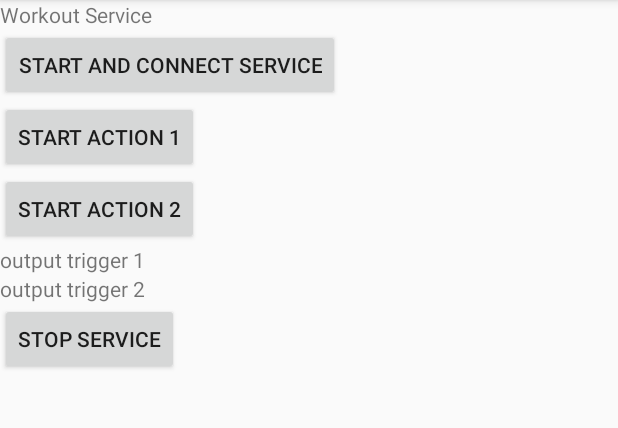
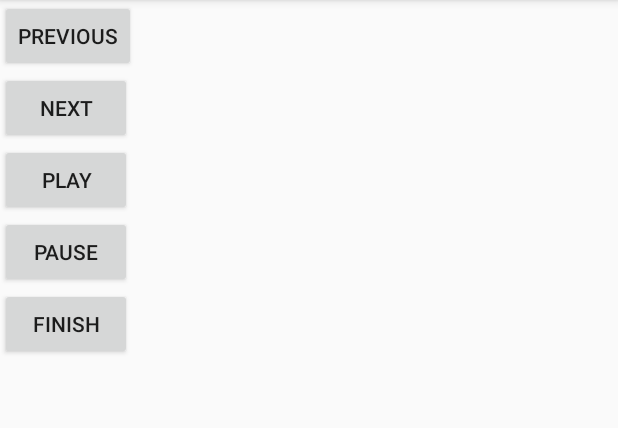
Before and after one commit to ChannVincent/SportChallenge, an Android app: the screen it shows after launch (WorkoutServiceActivity before the commit, MainActivity after it), on a phone screen of 412 x 824 dp, the part 84-512 px from its top. Run offline under Robolectric (Android 15) with nearby library versions, the phone set to English and light mode, and no system bars; 1 statement that could not run was skipped.

Commit message:
SC-03 : développement du workout service : initialisation

```diff
--- a/app/src/main/AndroidManifest.xml
+++ b/app/src/main/AndroidManifest.xml
@@ -9,7 +9,7 @@
         android:supportsRtl="true"
         android:theme="@style/AppTheme">
 
-        <activity android:name=".service.WorkoutServiceActivity">
+        <activity android:name=".activity.MainActivity">
             <intent-filter>
                 <action android:name="android.intent.action.MAIN" />
                 <category android:name="android.intent.category.LAUNCHER" />
@@ -17,8 +17,7 @@
         </activity>
 
         <service android:name=".service.WorkoutService"/>
-
-        <receiver android:name=".service.Constants$NotificationButtonHandler"/>
+        <receiver android:name=".service.NotificationConstants$NotificationReceiver"/>
 
     </application>
 
--- /dev/null
+++ b/app/src/main/java/chann/vincent/sportchallenge/activity/MainActivity.java
@@ -0,0 +1,108 @@
+package chann.vincent.sportchallenge.activity;
+import android.content.ComponentName;
+import android.content.Context;
+import android.content.Intent;
+import android.content.ServiceConnection;
+import android.os.Bundle;
+import android.os.IBinder;
+import android.support.v7.app.AppCompatActivity;
+import android.view.View;
+import android.widget.Toast;
+
+import chann.vincent.sportchallenge.R;
+import chann.vincent.sportchallenge.service.NotificationConstants;
+import chann.vincent.sportchallenge.service.WorkoutService;
+import chann.vincent.sportchallenge.service.WorkoutServiceListener;
+
+public class MainActivity extends AppCompatActivity {
+
+    private String TAG = "MainActivity";
+    protected Intent intentWorkoutService = null;
+    protected MainActivity getActivity() { return this; }
+
+    @Override
+    protected void onCreate(Bundle savedInstanceState) {
+        super.onCreate(savedInstanceState);
+        setContentView(R.layout.activity_workout);
+        startAndConnectToWorkoutService();
+    }
+
+    /*
+    Start and bind to Workout Service
+     */
+    public void startAndConnectToWorkoutService() {
+        Toast.makeText(this, "Start service", Toast.LENGTH_SHORT).show();
+        intentWorkoutService = new Intent(this, WorkoutService.class);
+        intentWorkoutService.setAction(NotificationConstants.ACTION.START_FOREGROUND);
+        startService(intentWorkoutService);
+        bindService(intentWorkoutService, new ServiceConnection() {
+            @Override
+            public void onServiceConnected(ComponentName componentName, IBinder iBinder) {
+                WorkoutService.WorkoutBinder workoutBinder = (WorkoutService.WorkoutBinder) iBinder;
+                WorkoutService workoutService = workoutBinder.getService();
+
+                if (workoutService != null) {
+                    workoutService.setListener(new WorkoutServiceListener() {
+                        @Override
+                        public void play() {
+                            Toast.makeText(getActivity(), "play", Toast.LENGTH_SHORT).show();
+                        }
+
+                        @Override
+                        public void pause() {
+                            Toast.makeText(getActivity(), "pause", Toast.LENGTH_SHORT).show();
+                        }
+
+                        @Override
+                        public void next() {
+                            Toast.makeText(getActivity(), "next", Toast.LENGTH_SHORT).show();
+                        }
+
+                        @Override
+                        public void previous() {
+                            Toast.makeText(getActivity(), "previous", Toast.LENGTH_SHORT).show();
+                        }
+                    });
+                }
+            }
+
+            @Override
+            public void onServiceDisconnected(ComponentName componentName) {
+
+            }
+        }, Context.BIND_AUTO_CREATE);
+    }
+
+    /*
+    Actions
+     */
+    public void startActionPlay(View view) {
+        intentWorkoutService = new Intent(this, WorkoutService.class);
+        intentWorkoutService.setAction(NotificationConstants.ACTION.PLAY);
+        startService(intentWorkoutService);
+    }
+
+    public void startActionPause(View view) {
+        intentWorkoutService = new Intent(this, WorkoutService.class);
+        intentWorkoutService.setAction(NotificationConstants.ACTION.PAUSE);
+        startService(intentWorkoutService);
+    }
+
+    public void startActionNext(View view) {
+        intentWorkoutService = new Intent(this, WorkoutService.class);
+        intentWorkoutService.setAction(NotificationConstants.ACTION.NEXT);
+        startService(intentWorkoutService);
+    }
+
+    public void startActionPrevious(View view) {
+        intentWorkoutService = new Intent(this, WorkoutService.class);
+        intentWorkoutService.setAction(NotificationConstants.ACTION.PREVIOUS);
+        startService(intentWorkoutService);
+    }
+
+    public void startActionFinish(View view) {
+        intentWorkoutService = new Intent(this, WorkoutService.class);
+        intentWorkoutService.setAction(NotificationConstants.ACTION.STOP_FOREGROUND);
+        startService(intentWorkoutService);
+    }
+}
--- a/app/src/main/java/chann/vincent/sportchallenge/service/WorkoutServiceListener.java
+++ b/app/src/main/java/chann/vincent/sportchallenge/service/WorkoutServiceListener.java
@@ -1,11 +1,14 @@
 package chann.vincent.sportchallenge.service;
 
 /**
- * Created by vincentchann on 04/02/2017.
+ * Created by vincentchann on 12/02/2017.
  */
 
 public interface WorkoutServiceListener {
 
-    public void triggerAction1(String message);
-    public void triggerAction2(String message);
+    public void play();
+    public void pause();
+    public void next();
+    public void previous();
+
 }
--- /dev/null
+++ b/app/src/main/res/layout/activity_workout.xml
@@ -0,0 +1,42 @@
+<?xml version="1.0" encoding="utf-8"?>
+<LinearLayout xmlns:android="http://schemas.android.com/apk/res/android"
+    android:layout_width="match_parent"
+    android:layout_height="match_parent"
+    android:orientation="vertical">
+
+    <Button
+        android:id="@+id/action_previous"
+        android:text="previous"
+        android:onClick="startActionPrevious"
+        android:layout_width="wrap_content"
+        android:layout_height="wrap_content"/>
+
+    <Button
+        android:id="@+id/action_next"
+        android:text="next"
+        android:onClick="startActionNext"
+        android:layout_width="wrap_content"
+        android:layout_height="wrap_content"/>
+
+    <Button
+        android:id="@+id/action_play"
+        android:text="play"
+        android:onClick="startActionPlay"
+        android:layout_width="wrap_content"
+        android:layout_height="wrap_content"/>
+
+    <Button
+        android:id="@+id/action_pause"
+        android:text="pause"
+        android:onClick="startActionPause"
+        android:layout_width="wrap_content"
+        android:layout_height="wrap_content"/>
+
+    <Button
+        android:id="@+id/action_finish"
+        android:text="finish"
+        android:onClick="startActionFinish"
+        android:layout_width="wrap_content"
+        android:layout_height="wrap_content"/>
+
+</LinearLayout>
--- a/app/src/main/res/layout/activity_workout_service.xml
+++ /dev/null
@@ -1,48 +0,0 @@
-<?xml version="1.0" encoding="utf-8"?>
-<LinearLayout xmlns:android="http://schemas.android.com/apk/res/android"
-    android:layout_width="match_parent"
-    android:layout_height="match_parent"
-    android:orientation="vertical">
-
-    <TextView
-        android:layout_width="wrap_content"
-        android:layout_height="wrap_content"
-        android:text="Workout Service" />
-
-    <Button
-        android:text="START AND CONNECT SERVICE"
-        android:layout_width="wrap_content"
-        android:layout_height="wrap_content"
-        android:onClick="onStart4" />
-
-    <Button
-        android:text="START ACTION 1"
-        android:layout_width="wrap_content"
-        android:layout_height="wrap_content"
-        android:onClick="onStart5" />
-
-    <Button
-        android:text="START ACTION 2"
-        android:layout_width="wrap_content"
-        android:layout_height="wrap_content"
-        android:onClick="onStart6" />
-
-    <TextView
-        android:id="@+id/trigger_action_1"
-        android:layout_width="wrap_content"
-        android:layout_height="wrap_content"
-        android:text="output trigger 1" />
-
-    <TextView
-        android:id="@+id/trigger_action_2"
-        android:layout_width="wrap_content"
-        android:layout_height="wrap_content"
-        android:text="output trigger 2" />
-
-    <Button
-        android:text="STOP SERVICE"
-        android:layout_width="wrap_content"
-        android:layout_height="wrap_content"
-        android:onClick="onStart7" />
-
-</LinearLayout>
--- a/app/src/main/res/layout/notification.xml
+++ b/app/src/main/res/layout/notification.xml
@@ -3,7 +3,8 @@
               android:layout_width="fill_parent"
               android:layout_height="fill_parent"
               android:orientation="vertical"
-              android:padding="10dp">
+              android:padding="10dp"
+              android:background="#abcdef">
 
     <ImageView
         android:id="@+id/image"
```
Also changed, not shown: app/src/main/java/chann/vincent/sportchallenge/service/Constants.java (deleted, +0 -51 lines), app/src/main/java/chann/vincent/sportchallenge/service/NotificationConstants.java (added, +48 -0 lines), app/src/main/java/chann/vincent/sportchallenge/service/WorkoutService.java (+58 -100 lines), app/src/main/java/chann/vincent/sportchallenge/service/WorkoutServiceActivity.java (deleted, +0 -92 lines), app/src/main/res/layout/notification_big.xml (+45 -17 lines).
